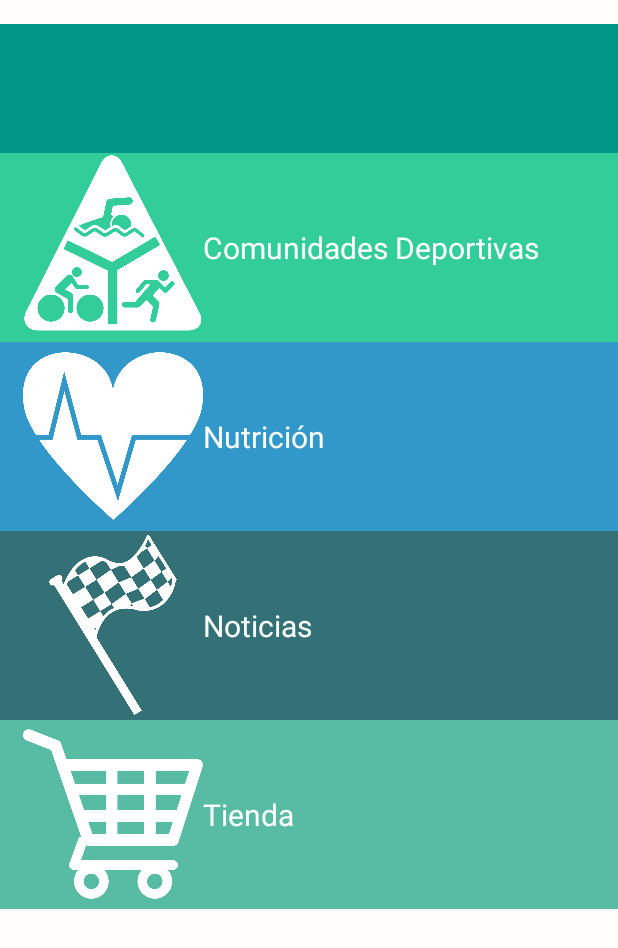
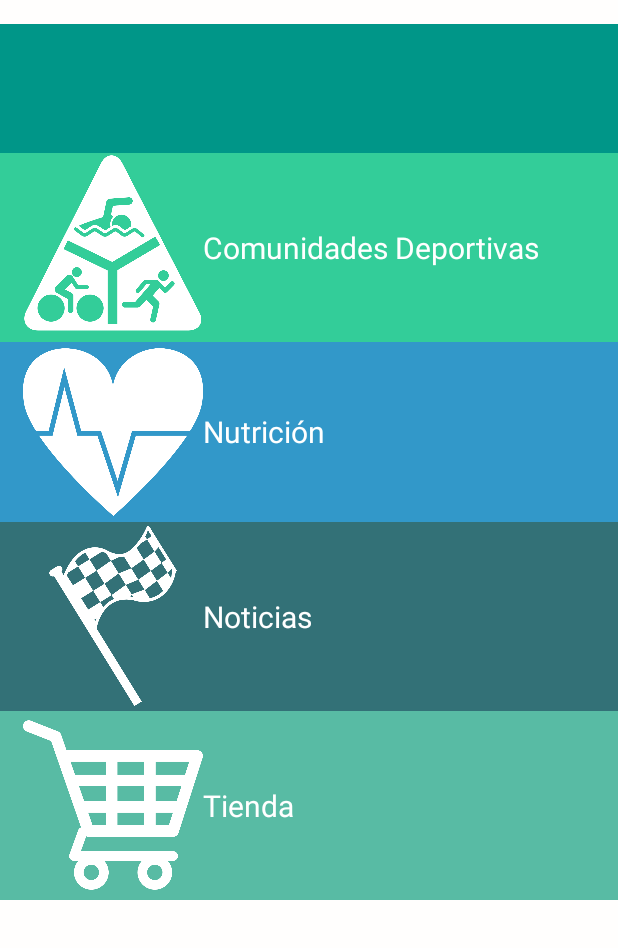
Before and after one commit to Bernix01/TOA.android, an Android app: the Main2Activity screen opened directly, with no data from a screen before it, on a phone screen of 412 x 824 dp. Shown: the top 948 px of the screen. Run offline under Robolectric (Android 15) with nearby library versions, the phone set to English and light mode, and no system bars.

Commit message:
Nueva interfaz  (error Null)

```diff
--- a/app/src/main/res/layout/activity_main2.xml
+++ b/app/src/main/res/layout/activity_main2.xml
@@ -14,6 +14,22 @@
         android:layout_height="86dp"
         android:background="?attr/colorPrimary"
         android:minHeight="125dp" />
+
+    <ScrollView
+        android:id="@+id/scrollView"
+        android:layout_width="fill_parent"
+        android:layout_height="fill_parent"
+        android:layout_alignParentBottom="true"
+        android:layout_alignParentEnd="true"
+        android:layout_alignParentLeft="true"
+        android:layout_alignParentRight="true"
+        android:layout_alignParentStart="true"
+        android:layout_below="@+id/my_awesome_toolbar">
+
+        <LinearLayout
+            android:layout_width="match_parent"
+            android:layout_height="match_parent"
+            android:orientation="vertical">
 
             <LinearLayout
                 android:id="@+id/comunidadesDeportivasLayout"
@@ -46,8 +62,8 @@
 
             <LinearLayout
                 android:id="@+id/nutricionLayout"
-        android:layout_width="match_parent"
-        android:layout_height="126dp"
+                android:layout_width="fill_parent"
+                android:layout_height="fill_parent"
                 android:layout_alignParentLeft="true"
                 android:layout_alignParentStart="true"
                 android:layout_below="@+id/comunidadesDeportivasLayout"
@@ -127,5 +143,7 @@
                     android:textColor="#ffffff"
                     android:textSize="20sp" />
             </LinearLayout>
+        </LinearLayout>
+    </ScrollView>
 
 </RelativeLayout>
```
Also changed, not shown: app/src/main/java/toa/toa/MainActivity.java (+17 -0 lines), app/src/main/java/toa/toa/fragments/ComunityFragment.java (+6 -4 lines). Lines whose indentation alone changed are shown as unchanged.
